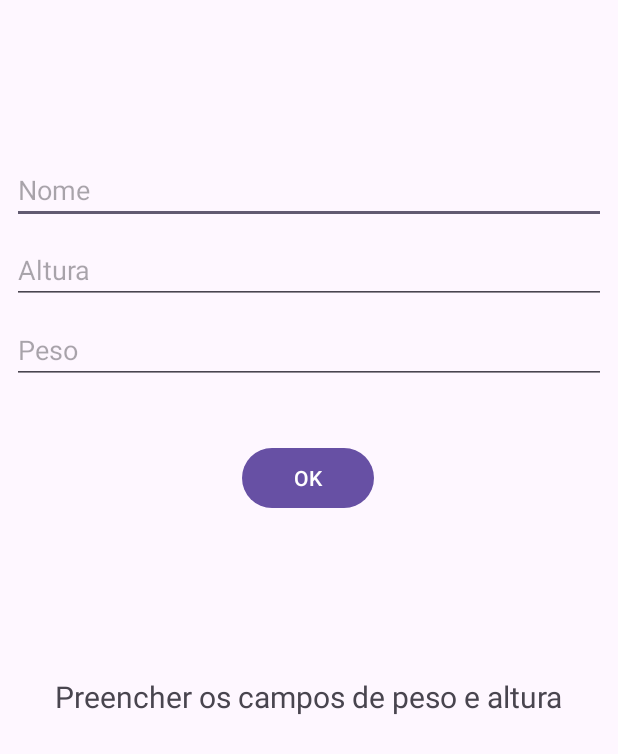
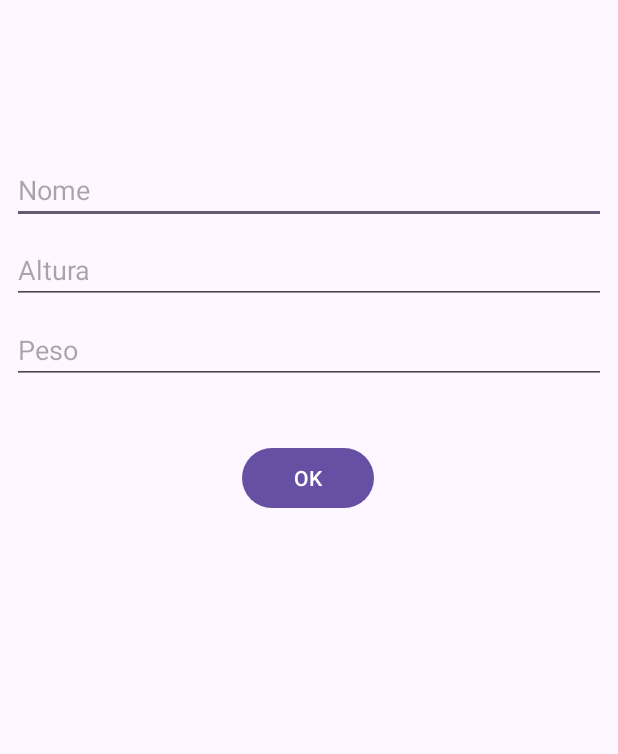
Before and after one commit to gleydsonconceicao/calculadoraimc, an Android app: the screen it shows after launch (MainActivity), after a tap on "OK", on a phone screen of 412 x 824 dp. Shown: the top 754 px of the screen. Run offline under Robolectric (Android 15) with nearby library versions, the phone set to English and light mode, and no system bars.

Commit message:
acrescentado os comentários no código

```diff
--- a/app/src/main/java/com/example/calcimc/MainActivity.kt
+++ b/app/src/main/java/com/example/calcimc/MainActivity.kt
@@ -5,9 +5,10 @@ import android.os.Bundle
 import android.widget.Button
 import android.widget.EditText
 import android.widget.TextView
+import android.widget.Toast
 
 class MainActivity : AppCompatActivity() {
-
+    //Iniciar as variáveis
     private lateinit var editTextWeight: EditText //peso
     private lateinit var editTextHeight: EditText //altura
     private lateinit var buttonCalculate: Button
@@ -17,7 +18,7 @@ class MainActivity : AppCompatActivity() {
     override fun onCreate(savedInstanceState: Bundle?) {
         super.onCreate(savedInstanceState)
         setContentView(R.layout.activity_main)
-
+        //Buscar as informações no layout através do id
         editTextWeight = findViewById(R.id.editTextPeso)
         editTextHeight = findViewById(R.id.editTextAltura)
         buttonCalculate = findViewById(R.id.buttonOk)
@@ -25,45 +26,55 @@ class MainActivity : AppCompatActivity() {
         textViewName = findViewById(R.id.editTextNome)
 
 
-
+        //Configuração do listener para o botão "Calcular"
         buttonCalculate.setOnClickListener {
+            //verificando se os campos altura e peso foram preenchidas
             if(editTextHeight.text.isNullOrEmpty() == false && editTextWeight.text.isNullOrEmpty() == false){
+                //convertendo os dados recebido e convertendo em dado numericos
                 val weight = editTextWeight.text.toString().toDouble() //peso
                 var height = editTextHeight.text.toString().toDouble()  //altura
+                //Verifica se o usuário inseriu um número inteiro ou maior que 3 e divide por 100
                 if(height % 1.0 == 0.0 && height > 3){
                     height /= 100
                 }
+                // calculo do imc de acordo com a formula
                 val bmi = weight / (height * height)
                 //var mensagem = String.format("Seu IMC é %.2f", bmi)
                 //mensagem = textViewName.toString()
                 //mensagem += imc(bmi)
 
-
+                // envia para o layout via textview o resultado da categoria do imc através de função imc
                 textViewResult.text = imc(bmi, textViewName.text.toString())
 
             } else {
-                textViewResult.text = "Preencher os campos de peso e altura"
+                //caso o usuário não tenha preenchido os dois campos irá disparar uma menságem pedindo para preencher
+                Toast.makeText(this, "Prencher os campos pesso e altura", Toast.LENGTH_SHORT).show()
+                //textViewResult.text = "Preencher os campos de peso e altura"
             }
         }
 
     }
+    //função que recebe via parametro o imc e o nome e retorna o resultado do índice de massa corpórea
     fun imc(imc: Double, nome: String): String{
+        //iniciando uma variável para guardar a categoria de massa corpórea
         var str = ""
+        //aqui vai os if e else aninhados para verificar que é o tipo de massa corpórea
         if(imc < 18.5){
-            str = " Desnutrição"
+            str = "Desnutrição"
         }
         else if(imc >= 18.6 && imc < 24.99){
-            str = " Peso normal"
+            str = "Peso normal"
         }
         else if(imc >= 25 && imc < 29.99){
-            str = " Sobrepeso"
+            str = "Sobrepeso"
         }
         else if(imc >= 30 && imc < 39.99){
-            str = " Obesidade"
+            str = "Obesidade"
         }
         else if(imc >= 40){
-            str = " Obesidade Morbida"
+            str = "Obesidade Morbida"
         }
+        //retorna o parâmetro do nome o valor do imc recebido e já calculado e também a variavel com o tipo de massa
         return "$nome\n${String.format("Seu IMC é %.2f", imc)}\n$str"
     }
 }
--- a/app/src/main/res/layout/activity_main.xml
+++ b/app/src/main/res/layout/activity_main.xml
@@ -5,7 +5,7 @@
     android:layout_width="match_parent"
     android:layout_height="match_parent"
     tools:context=".MainActivity">
-
+    <!--Entrada de texot para o nume do usuário-->
     <EditText
         android:id="@+id/editTextNome"
         android:layout_width="0dp"
@@ -20,7 +20,7 @@
         app:layout_constraintHorizontal_bias="0.0"
         app:layout_constraintStart_toStartOf="parent"
         app:layout_constraintTop_toTopOf="parent" />
-
+    <!--Entrada texto do tipo numerico decimal da altura-->
     <EditText
         android:id="@+id/editTextAltura"
         android:layout_width="0dp"
@@ -34,7 +34,7 @@
         app:layout_constraintEnd_toEndOf="parent"
         app:layout_constraintStart_toStartOf="parent"
         app:layout_constraintTop_toBottomOf="@+id/editTextNome" />
-
+    <!--Entrada texto do tipo numerico decimal do peso-->
     <EditText
         android:id="@+id/editTextPeso"
         android:layout_width="0dp"
@@ -48,7 +48,7 @@
         app:layout_constraintEnd_toEndOf="parent"
         app:layout_constraintStart_toStartOf="parent"
         app:layout_constraintTop_toBottomOf="@+id/editTextAltura" />
-
+    <!--Botão para calcular o imc-->
     <Button
         android:id="@+id/buttonOk"
         android:layout_width="wrap_content"
@@ -59,12 +59,11 @@
         app:layout_constraintHorizontal_bias="0.498"
         app:layout_constraintStart_toStartOf="parent"
         app:layout_constraintTop_toTopOf="@+id/editTextPeso" />
-
+    <!--Texto para mostrar o resultado do calculo-->
     <TextView
         android:id="@+id/textView"
         android:layout_width="wrap_content"
         android:layout_height="wrap_content"
-        android:text="Resultado = "
         android:textSize="20sp"
         app:layout_constraintBottom_toBottomOf="parent"
         app:layout_constraintEnd_toEndOf="parent"
```
